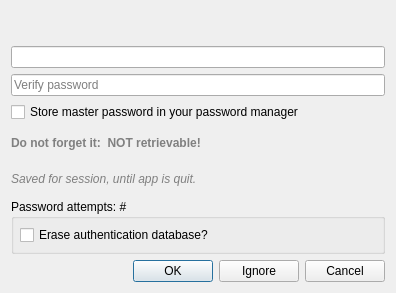
carsmie/QGIS, file src/ui/qgscredentialdialog.ui: the form before one commit.
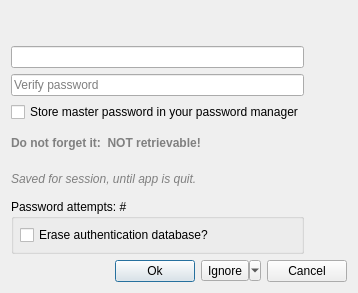
The form after the commit. Custom widgets are drawn as their Qt base class.

Commit message: Option to ignore the connection temporarily of for the session

Patch:
```diff
--- a/src/ui/qgscredentialdialog.ui
+++ b/src/ui/qgscredentialdialog.ui
@@ -6,7 +6,7 @@
    <rect>
     <x>0</x>
     <y>0</y>
-    <width>396</width>
+    <width>358</width>
     <height>293</height>
    </rect>
   </property>
@@ -14,20 +14,7 @@
    <string>Enter Credentials</string>
   </property>
   <layout class="QFormLayout" name="formLayout">
-   <property name="fieldGrowthPolicy">
-    <enum>QFormLayout::ExpandingFieldsGrow</enum>
-   </property>
-   <item row="3" column="0" colspan="2">
-    <widget class="QDialogButtonBox" name="buttonBox">
-     <property name="orientation">
-      <enum>Qt::Horizontal</enum>
-     </property>
-     <property name="standardButtons">
-      <set>QDialogButtonBox::Cancel|QDialogButtonBox::Ignore|QDialogButtonBox::Ok</set>
-     </property>
-    </widget>
-   </item>
-   <item row="1" column="0" colspan="2">
+   <item row="0" column="0">
     <widget class="QStackedWidget" name="stackedWidget">
      <property name="currentIndex">
       <number>1</number>
@@ -212,6 +199,62 @@
      </widget>
     </widget>
    </item>
+   <item row="1" column="0" colspan="2">
+    <layout class="QHBoxLayout" name="horizontalLayout">
+     <item>
+      <spacer name="horizontalSpacer">
+       <property name="orientation">
+        <enum>Qt::Horizontal</enum>
+       </property>
+       <property name="sizeHint" stdset="0">
+        <size>
+         <width>40</width>
+         <height>20</height>
+        </size>
+       </property>
+      </spacer>
+     </item>
+     <item>
+      <widget class="QPushButton" name="mOkButton">
+       <property name="text">
+        <string>Ok</string>
+       </property>
+      </widget>
+     </item>
+     <item>
+      <widget class="QToolButton" name="mIgnoreButton">
+       <property name="sizePolicy">
+        <sizepolicy hsizetype="Minimum" vsizetype="Maximum">
+         <horstretch>0</horstretch>
+         <verstretch>0</verstretch>
+        </sizepolicy>
+       </property>
+       <property name="focusPolicy">
+        <enum>Qt::StrongFocus</enum>
+       </property>
+       <property name="toolTip">
+        <string>All requests for this connection will be automatically rejected for the next 60 seconds</string>
+       </property>
+       <property name="text">
+        <string>Ignore</string>
+       </property>
+       <property name="popupMode">
+        <enum>QToolButton::MenuButtonPopup</enum>
+       </property>
+       <property name="toolButtonStyle">
+        <enum>Qt::ToolButtonTextOnly</enum>
+       </property>
+      </widget>
+     </item>
+     <item>
+      <widget class="QPushButton" name="mCancelButton">
+       <property name="text">
+        <string>Cancel</string>
+       </property>
+      </widget>
+     </item>
+    </layout>
+   </item>
   </layout>
  </widget>
  <customwidgets>
```
Left out of the diff: 35 changed lines with no effect on the pictures. The commit also changes 2 other files.
